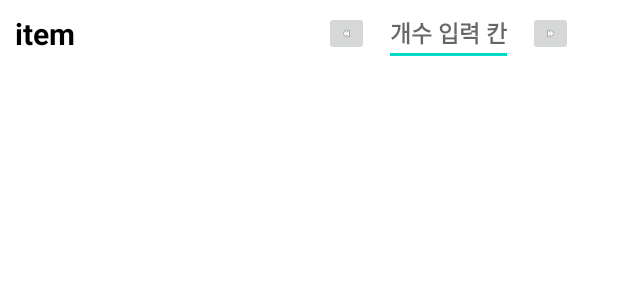
After one commit to uselessnaming/parttimeDuedateManagement, an Android app: the layout count_inventory_item.xml on its own in the app's theme, with its tools: preview values and no code run, on a phone screen of 412 x 824 dp. The commit adds this screen. Shown: the top 300 px of the screen. Run offline under Robolectric (Android 15) with nearby library versions, the phone set to English and light mode, and no system bars.

Commit message:
feat: Add CountInventoryFragment

```diff
--- /dev/null
+++ b/app/src/main/res/layout/count_inventory_item.xml
@@ -0,0 +1,59 @@
+<?xml version="1.0" encoding="utf-8"?>
+<androidx.constraintlayout.widget.ConstraintLayout
+    xmlns:android="http://schemas.android.com/apk/res/android"
+    xmlns:tools="http://schemas.android.com/tools"
+    xmlns:app="http://schemas.android.com/apk/res-auto"
+    android:layout_width="match_parent"
+    android:layout_height="wrap_content"
+    android:orientation="horizontal"
+    android:background="@color/layoutBackground">
+
+    <TextView
+        android:id="@+id/tvItemName"
+        android:layout_width="wrap_content"
+        android:layout_height="match_parent"
+        android:textColor="@color/itemTextColor"
+        android:textSize="20sp"
+        android:textStyle="bold|normal"
+        android:layout_marginStart="10dp"
+        app:layout_constraintBottom_toBottomOf="parent"
+        app:layout_constraintStart_toStartOf="parent"
+        app:layout_constraintTop_toTopOf="parent"
+        tools:text="item" />
+
+    <ImageButton
+        android:id="@+id/btnMinus"
+        android:layout_width="30dp"
+        android:layout_height="30dp"
+        android:layout_marginEnd="10dp"
+        android:scaleType="fitXY"
+        android:src="@android:drawable/ic_media_rew"
+        app:layout_constraintBottom_toBottomOf="parent"
+        app:layout_constraintEnd_toStartOf="@id/etCount"
+        app:layout_constraintTop_toTopOf="parent" />
+
+    <EditText
+        android:id="@+id/etCount"
+        android:layout_width="wrap_content"
+        android:layout_height="match_parent"
+        android:textSize="15sp"
+        android:textStyle="bold|normal"
+        android:textColor="@color/itemTextColor"
+        tools:hint = "개수 입력 칸"
+        android:inputType="numberDecimal"
+        android:imeOptions="actionDone"
+        app:layout_constraintEnd_toStartOf="@+id/btnPlus"
+        android:layout_marginEnd="10dp"/>
+
+    <ImageButton
+        android:id="@+id/btnPlus"
+        android:layout_width="30dp"
+        android:layout_height="30dp"
+        android:layout_marginEnd="30dp"
+        android:scaleType="fitXY"
+        android:src="@android:drawable/ic_media_ff"
+        app:layout_constraintBottom_toBottomOf="parent"
+        app:layout_constraintEnd_toEndOf="parent"
+        app:layout_constraintTop_toTopOf="parent" />
+
+</androidx.constraintlayout.widget.ConstraintLayout>
--- a/app/src/main/res/menu/toolbar_menu.xml
+++ b/app/src/main/res/menu/toolbar_menu.xml
@@ -5,6 +5,8 @@
         android:title="@string/add" />
     <item android:id="@+id/checkDuedate"
         android:title="@string/checkDuedate"/>
+    <item android:id="@+id/countInventory"
+        android:title="@string/counInventory"/>
     <item android:id="@+id/reset"
         android:title="@string/dataReset" />
     <item android:id="@+id/editType"
--- a/app/src/main/res/values/strings.xml
+++ b/app/src/main/res/values/strings.xml
@@ -22,9 +22,11 @@
     <string name="introBtnPlus">카테고리 추가</string>
     <string name="updateDialogTitle">아이템 수정</string>
     <string name="sortMessage">정 렬 : </string>
-    <string-array name ="sortingMenu">
+    <string-array name="sortingMenu">
         <item>아이템 추가 순</item>
         <item>유통기한순</item>
         <item>이름순</item>
     </string-array>
+    <string name="countInventory">재고 파악</string>
+    <string name="hello_blank_fragment">Hello blank fragment</string>
 </resources>
```
Also changed, not shown: app/src/main/java/com/example/parttimeduedatemanagement/Adapater/CountInventoryAdapter.kt (added, +77 -0 lines), app/src/main/java/com/example/parttimeduedatemanagement/CountInventoryFragment.kt (added, +38 -0 lines), app/src/main/java/com/example/parttimeduedatemanagement/MainActivity.kt (+6 -3 lines), app/src/main/res/layout/fragment_count_inventory.xml (added, +38 -0 lines).
